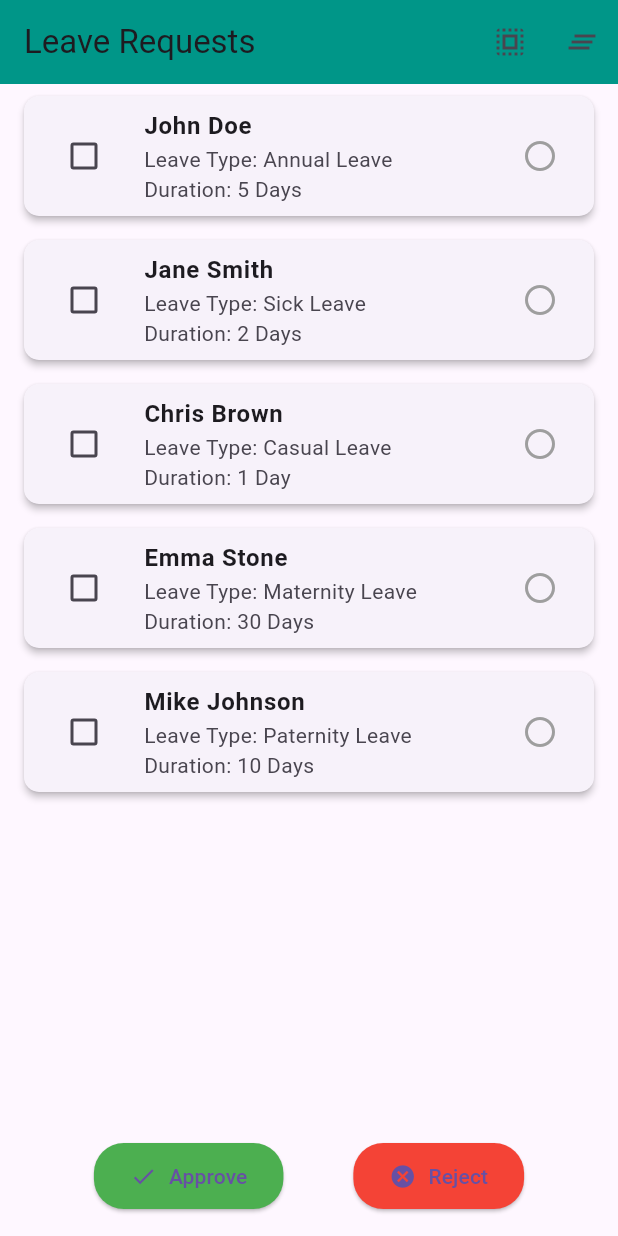
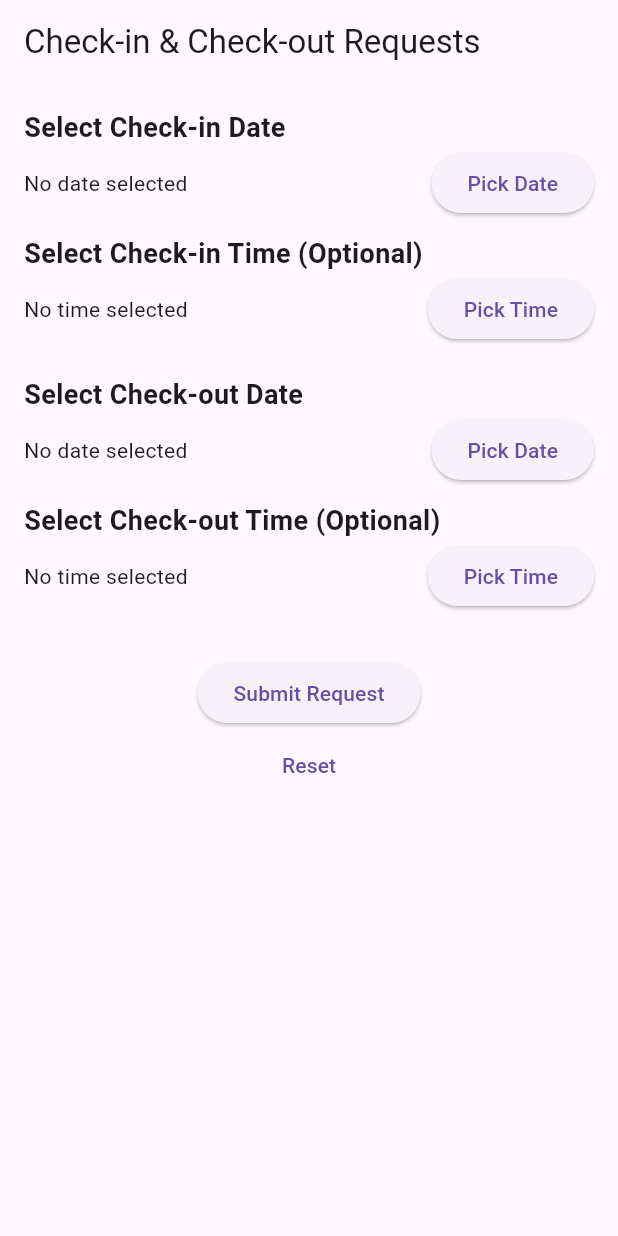
Before and after one commit to SafayetHossainJoy/Attendance_App, a Flutter app: the screen it shows after launch, on a phone screen of 412 x 824 dp. Run offline on Flutter 3.47's test engine with Material 3 defaults, Android fonts, the phone set to English and light mode, and no system bars; our stand-ins replace file_picker, fluttertoast, font_awesome_flutter, geocoding, geolocator, get and 3 more; accounts and stored records are empty.

```diff
--- /dev/null
+++ b/lib/Attendance Request/attendance_request.dart
@@ -0,0 +1,160 @@
+import 'package:flutter/material.dart';
+
+
+
+class CheckInOutScreen extends StatefulWidget {
+  @override
+  _CheckInOutScreenState createState() => _CheckInOutScreenState();
+}
+
+class _CheckInOutScreenState extends State<CheckInOutScreen> {
+  DateTime? _checkInDate;
+  DateTime? _checkOutDate;
+  TimeOfDay? _checkInTime;
+  TimeOfDay? _checkOutTime;
+
+  Future<void> _selectDate(BuildContext context, bool isCheckIn) async {
+    final DateTime? picked = await showDatePicker(
+      context: context,
+      initialDate: DateTime.now(),
+      firstDate: DateTime(2022),
+      lastDate: DateTime(2025),
+    );
+    if (picked != null) {
+      setState(() {
+        if (isCheckIn) {
+          _checkInDate = picked;
+        } else {
+          _checkOutDate = picked;
+        }
+      });
+    }
+  }
+
+  Future<void> _selectTime(BuildContext context, bool isCheckIn) async {
+    final TimeOfDay? picked = await showTimePicker(
+      context: context,
+      initialTime: TimeOfDay.now(),
+    );
+    if (picked != null) {
+      setState(() {
+        if (isCheckIn) {
+          _checkInTime = picked;
+        } else {
+          _checkOutTime = picked;
+        }
+      });
+    }
+  }
+
+  @override
+  Widget build(BuildContext context) {
+    return Scaffold(
+      appBar: AppBar(
+        title: Text('Check-in & Check-out Requests'),
+      ),
+      body: Padding(
+        padding: const EdgeInsets.all(16.0),
+        child: Column(
+          crossAxisAlignment: CrossAxisAlignment.start,
+          children: [
+            Text(
+              'Select Check-in Date',
+              style: TextStyle(fontSize: 18, fontWeight: FontWeight.bold),
+            ),
+            Row(
+              children: [
+                Text(_checkInDate == null
+                    ? 'No date selected'
+                    : _checkInDate.toString().split(' ')[0]),
+                Spacer(),
+                ElevatedButton(
+                  onPressed: () => _selectDate(context, true),
+                  child: Text('Pick Date'),
+                ),
+              ],
+            ),
+            SizedBox(height: 10),
+            Text(
+              'Select Check-in Time (Optional)',
+              style: TextStyle(fontSize: 18, fontWeight: FontWeight.bold),
+            ),
+            Row(
+              children: [
+                Text(_checkInTime == null
+                    ? 'No time selected'
+                    : _checkInTime!.format(context)),
+                Spacer(),
+                ElevatedButton(
+                  onPressed: () => _selectTime(context, true),
+                  child: Text('Pick Time'),
+                ),
+              ],
+            ),
+            SizedBox(height: 20),
+            Text(
+              'Select Check-out Date',
+              style: TextStyle(fontSize: 18, fontWeight: FontWeight.bold),
+            ),
+            Row(
+              children: [
+                Text(_checkOutDate == null
+                    ? 'No date selected'
+                    : _checkOutDate.toString().split(' ')[0]),
+                Spacer(),
+                ElevatedButton(
+                  onPressed: () => _selectDate(context, false),
+                  child: Text('Pick Date'),
+                ),
+              ],
+            ),
+            SizedBox(height: 10),
+            Text(
+              'Select Check-out Time (Optional)',
+              style: TextStyle(fontSize: 18, fontWeight: FontWeight.bold),
+            ),
+            Row(
+              children: [
+                Text(_checkOutTime == null
+                    ? 'No time selected'
+                    : _checkOutTime!.format(context)),
+                Spacer(),
+                ElevatedButton(
+                  onPressed: () => _selectTime(context, false),
+                  child: Text('Pick Time'),
+                ),
+              ],
+            ),
+            SizedBox(height: 30),
+            Center(
+              child: Column(
+                children: [
+                  ElevatedButton(
+                    onPressed: () {
+                      // Handle submission
+                      ScaffoldMessenger.of(context).showSnackBar(SnackBar(
+                        content: Text('Request Submitted'),
+                      ));
+                    },
+                    child: Text('Submit Request'),
+                  ),
+                  TextButton(
+                    onPressed: () {
+                      setState(() {
+                        _checkInDate = null;
+                        _checkOutDate = null;
+                        _checkInTime = null;
+                        _checkOutTime = null;
+                      });
+                    },
+                    child: Text('Reset'),
+                  )
+                ],
+              ),
+            ),
+          ],
+        ),
+      ),
+    );
+  }
+}
--- a/lib/main.dart
+++ b/lib/main.dart
@@ -33,6 +33,8 @@ import 'package:hrms/UserDataProvider.dart';
 import 'package:hrms/splash.dart';
 import 'package:provider/provider.dart';
 
+import 'Attendance Request/attendance_request.dart';
+
 
 void main() {
 
@@ -60,7 +62,8 @@ class MyApp extends StatelessWidget {
       // home: HomePage(),
       // home: HolidaysListPage(),
       // home: LeaveDetailsPage(),
-      home: LeaveApprovalPage(),
+      // home: LeaveApprovalPage(),
+      home: CheckInOutScreen()
     );
   }
 }
```
Also changed, not shown: lib/Leaves/leaveCards.dart (+168 -26 lines), lib/Leaves/leave_summary_card.dart (+2 -36 lines), lib/Leaves/leavedata_model.dart (added, +13 -0 lines), lib/My Profile/employee_history.dart (+5 -4 lines).
